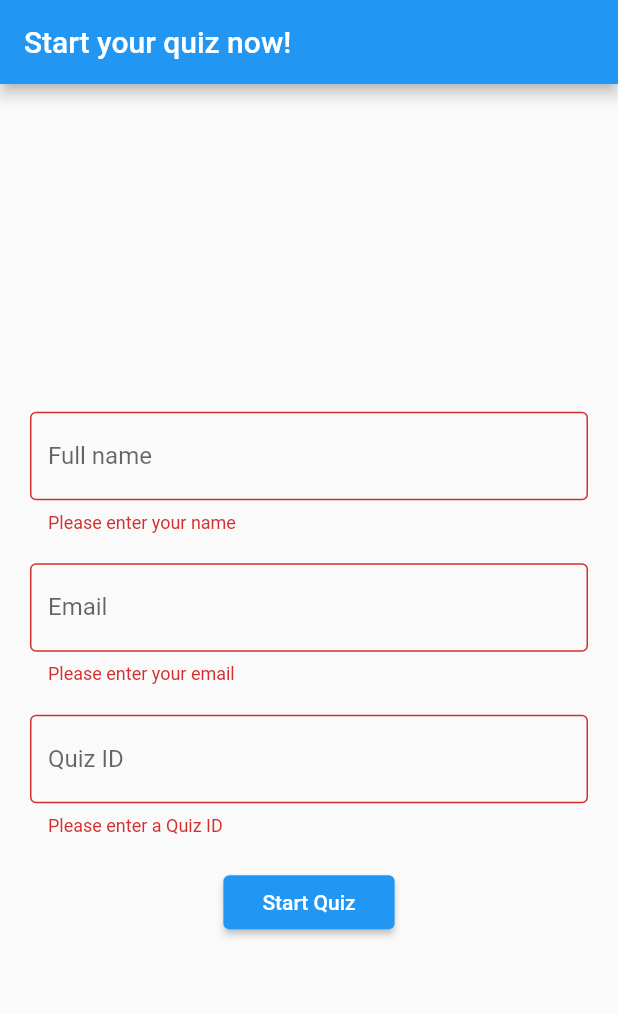
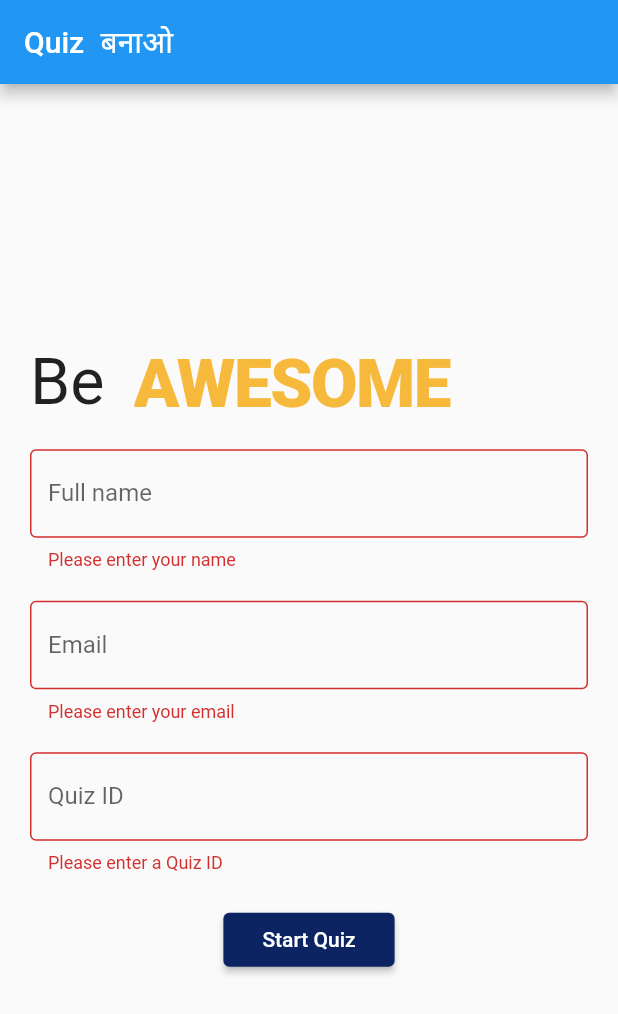
Before and after one commit to gdscrgpv/quizbanao, a Flutter app: the screen it shows after launch, after a tap on "Start Quiz", on a phone screen of 412 x 824 dp. Shown: the top 1014 px of the screen. Run offline on Flutter 3.47's test engine with Material 2 defaults, Android fonts, the phone set to English and light mode, and no system bars; drawn by our look-alikes of animated_text_kit; our stand-ins replace cloud_firestore, firebase_core, google_fonts, page_transition, timer_builder; accounts and stored records are empty.

Commit message:
added splash screen and utils

```diff
--- a/lib/main.dart
+++ b/lib/main.dart
@@ -1,12 +1,15 @@
 import 'package:cloud_firestore/cloud_firestore.dart';
 import 'package:firebase_core/firebase_core.dart';
 import 'package:flutter/material.dart';
+import 'package:page_transition/page_transition.dart';
 import 'package:provider/provider.dart';
 import 'package:quizbanao/providers/auth.dart';
 import 'package:quizbanao/providers/quiz.dart';
 import 'package:quizbanao/screens/login.dart';
 import 'package:quizbanao/screens/questions.dart';
 import 'package:quizbanao/screens/results.dart';
+import 'package:quizbanao/screens/splash.dart';
+import 'package:quizbanao/utils/colors.dart';
 
 void main() async {
   WidgetsFlutterBinding.ensureInitialized();
@@ -23,13 +26,14 @@ class MyApp extends StatelessWidget {
         ChangeNotifierProvider(create: (_) => AuthProvider()),
       ],
       child: MaterialApp(
-        title: 'Flutter Demo',
+        title: 'Quiz Banao',
         debugShowCheckedModeBanner: false,
         theme: ThemeData(
-          primarySwatch: Colors.blue,
+          primaryColor: QColorScheme.blue3,
         ),
-        home: LoginScreen(),
+        home: SplashScreen(),
         routes: {
+          SplashScreen.routeName: (ctx) => SplashScreen(),
           LoginScreen.routeName: (context) => LoginScreen(),
           QuizScreen.routeName: (context) => QuizScreen(),
           ResultScreen.routeName: (context) => ResultScreen(),
--- a/lib/screens/login.dart
+++ b/lib/screens/login.dart
@@ -1,11 +1,15 @@
 import 'dart:developer';
 
+import 'package:animated_text_kit/animated_text_kit.dart';
 import 'package:cloud_firestore/cloud_firestore.dart';
 import 'package:flutter/material.dart';
+import 'package:google_fonts/google_fonts.dart';
 import 'package:provider/provider.dart';
 import 'package:quizbanao/providers/auth.dart';
 import 'package:quizbanao/providers/quiz.dart';
 import 'package:quizbanao/screens/questions.dart';
+import 'package:quizbanao/utils/colors.dart';
+import 'package:quizbanao/utils/text.dart';
 
 class LoginScreen extends StatelessWidget {
   static const routeName = "/auth";
@@ -24,12 +28,14 @@ class LoginScreen extends StatelessWidget {
       //   await Provider.of<QuizProvider>(context, listen: false)
       //       .validateQuizId("123456");
 
-      //   // FirebaseFirestore.instance
-      //   //     .collection('data')
-      //   //     .add({'text': 'data added through app'});
+      // FirebaseFirestore.instance
+      //     .collection('data')
+      //     .add({'text': 'data added through app'});
       // }),
+      // backgroundColor: ,
       appBar: AppBar(
-        title: Text("Start your quiz now!"),
+        title: Text(QTextData.app_name,
+            style: TextStyle(fontSize: 20, wordSpacing: 6)),
       ),
       body: Padding(
         padding: const EdgeInsets.symmetric(horizontal: 20),
@@ -41,6 +47,37 @@ class LoginScreen extends StatelessWidget {
               // FlutterLogo(
               //   size: 120,
               // ),
+              Container(
+                height: 50,
+                child: Row(
+                  children: <Widget>[
+                    const SizedBox(width: 0.0, height: 100.0),
+                    const Text(
+                      'Be',
+                      style: TextStyle(fontSize: 43.0),
+                    ),
+                    const SizedBox(width: 20.0, height: 100.0),
+                    DefaultTextStyle(
+                      style: GoogleFonts.adventPro(
+                        fontSize: 45.0,
+                        fontWeight: FontWeight.w900,
+                        color: QColorScheme.yellow2,
+                        letterSpacing: -1.0,
+                      ),
+                      child:
+                          AnimatedTextKit(repeatForever: true, animatedTexts: [
+                        RotateAnimatedText('AWESOME'),
+                        RotateAnimatedText('OPTIMISTIC'),
+                        RotateAnimatedText('DIFFERENT'),
+                      ]
+                              // onTap: () {
+                              //   print("Tap Event");
+                              // },
+                              ),
+                    ),
+                  ],
+                ),
+              ),
               SizedBox(height: 20),
               TextFormField(
                 controller: _nameController,
@@ -122,6 +159,10 @@ class LoginScreen extends StatelessWidget {
                     }
                   }
                 },
+                style: ButtonStyle(
+                  backgroundColor:
+                      MaterialStateProperty.all(QColorScheme.blue4),
+                ),
                 child: Padding(
                   padding: const EdgeInsets.all(10.0),
                   child: Text("Start Quiz"),
--- /dev/null
+++ b/lib/screens/splash.dart
@@ -0,0 +1,57 @@
+import 'package:flutter/material.dart';
+import 'package:google_fonts/google_fonts.dart';
+import 'package:page_transition/page_transition.dart';
+import 'package:quizbanao/screens/login.dart';
+import 'package:quizbanao/utils/colors.dart';
+
+class SplashScreen extends StatefulWidget {
+  static const routeName = "/splash";
+
+  @override
+  _SplashScreenState createState() => _SplashScreenState();
+}
+
+class _SplashScreenState extends State<SplashScreen> {
+  @override
+  void initState() {
+    super.initState();
+    Future.delayed(
+      Duration(seconds: 3),
+      () {
+        Navigator.pushReplacement(
+            context,
+            PageTransition(
+                child: LoginScreen(),
+                type: PageTransitionType.fade,
+                duration: Duration(milliseconds: 500)));
+      },
+    );
+  }
+
+  @override
+  Widget build(BuildContext context) {
+    return Scaffold(
+      backgroundColor: QColorScheme.blue4,
+      body: Container(
+        width: double.infinity,
+        child: Column(
+          mainAxisAlignment: MainAxisAlignment.center,
+          crossAxisAlignment: CrossAxisAlignment.center,
+          children: [
+            Text("QUIZ",
+                style: GoogleFonts.lato(
+                    fontSize: 50,
+                    fontWeight: FontWeight.w600,
+                    color: QColorScheme.white)),
+            Text("बनाओ",
+                style: GoogleFonts.monoton(
+                    fontSize: 50,
+                    fontWeight: FontWeight.w300,
+                    color: QColorScheme.white)),
+            // Text("An initiative by"),
+          ],
+        ),
+      ),
+    );
+  }
+}
--- /dev/null
+++ b/lib/utils/colors.dart
@@ -0,0 +1,31 @@
+import 'package:flutter/material.dart';
+
+class QColorScheme {
+  static const Color yellow1 = Color(0xfffad390);
+  static const Color yellow2 = Color(0xfff6b93b);
+  static const Color yellow3 = Color(0xfffa983a);
+  static const Color yellow4 = Color(0xffe58e26);
+
+  static const Color red1 = Color(0xfff8c291);
+  static const Color red2 = Color(0xffe55039);
+  static const Color red3 = Color(0xffeb2f06);
+  static const Color red4 = Color(0xffb71540);
+
+  static const Color blue1 = Color(0xff6a89cc);
+  static const Color blue2 = Color(0xff4a69bd);
+  static const Color blue3 = Color(0xff1e3799);
+  static const Color blue4 = Color(0xff0c2461);
+
+  static const Color green1 = Color(0xffb8e994);
+  static const Color green2 = Color(0xff78e08f);
+  static const Color green3 = Color(0xff4cd137);
+  static const Color green4 = Color(0xff16a085);
+
+  static const Color grey1 = Color(0xff959595);
+  static const Color grey2 = Color(0xffb9b9b9);
+  static const Color grey3 = Color(0xffd1d1d1);
+  static const Color grey4 = Color(0xffe6e6e6);
+
+  static const Color white = Color(0xffffffff);
+  static const Color black = Color(0xff000000);
+}
--- /dev/null
+++ b/lib/utils/text.dart
@@ -0,0 +1,3 @@
+class QTextData {
+  static const String app_name = "Quiz बनाओ";
+}
--- a/pubspec.yaml
+++ b/pubspec.yaml
@@ -32,6 +32,9 @@ dependencies:
   cloud_firestore: ^2.5.4
   timer_builder: ^2.0.0
   percent_indicator: "^2.1.7+2"
+  google_fonts: ^2.2.0
+  page_transition: ^2.0.4
+  animated_text_kit: ^4.2.1
 
   provider: ^6.0.1
 
```
Also changed, not shown: lib/providers/quiz.dart (+7 -9 lines), pubspec.lock, 2 other files.
